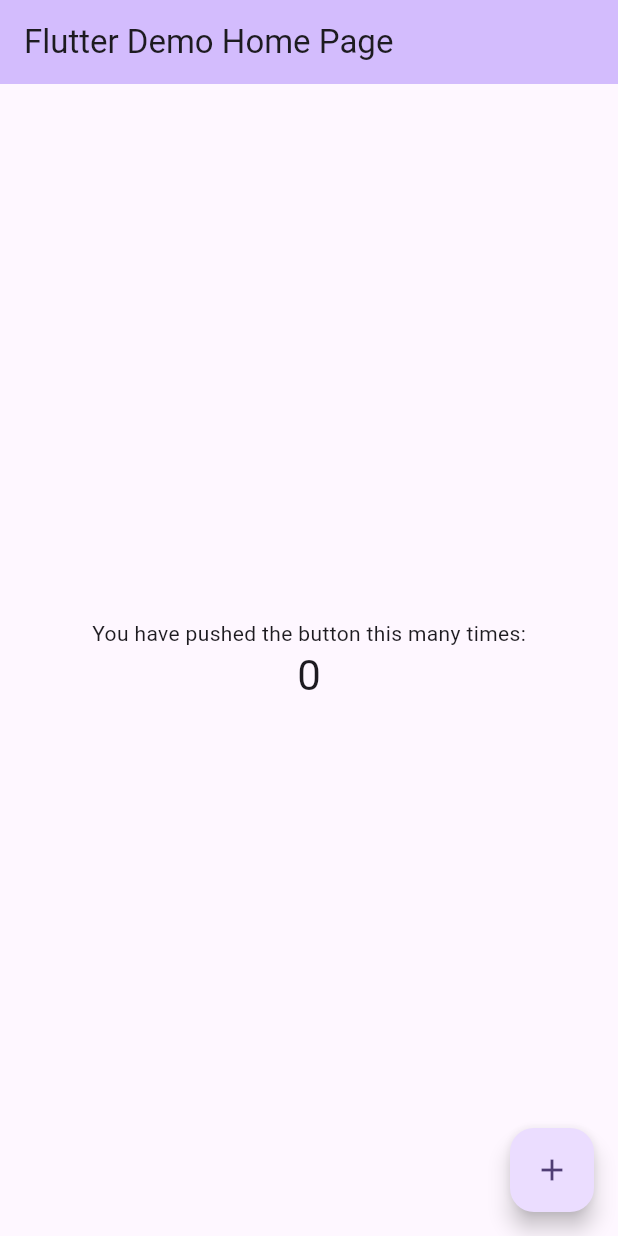
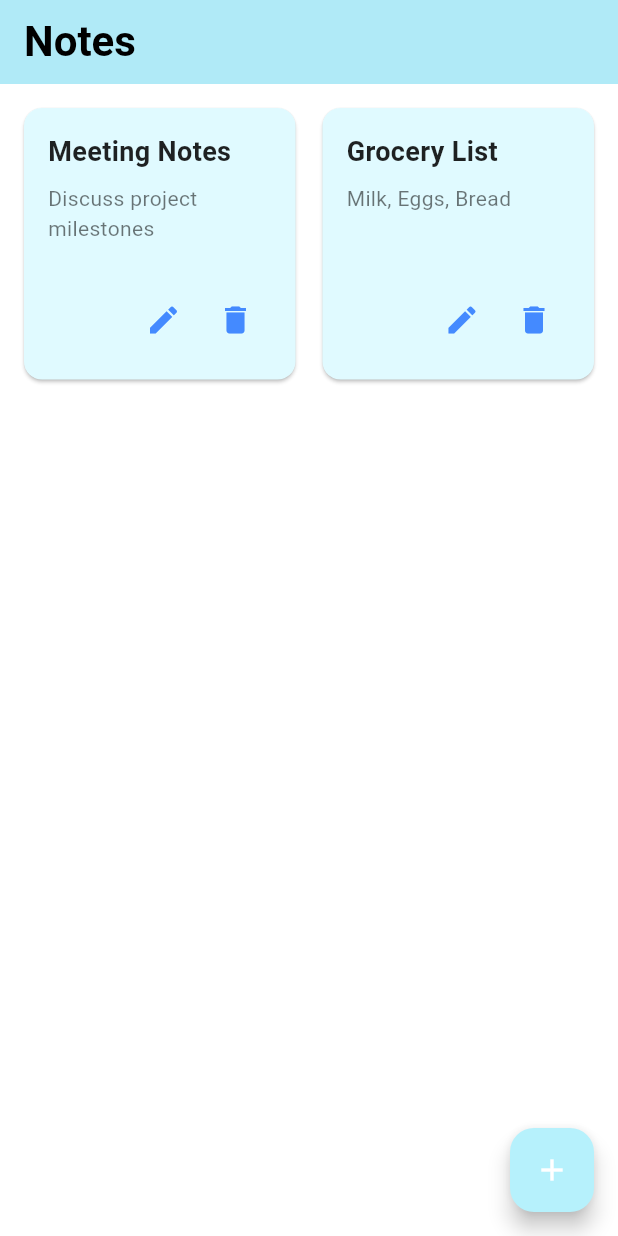
Before and after one commit to karinar4/Assignment-1-PPB, a Flutter app: the screen it shows after launch, on a phone screen of 412 x 824 dp. Run offline on Flutter 3.47's test engine with Material 3 defaults, Android fonts, the phone set to English and light mode, and no system bars.

Commit message:
feat: note app

```diff
--- a/lib/main.dart
+++ b/lib/main.dart
@@ -1,4 +1,6 @@
 import 'package:flutter/material.dart';
+import 'note.dart';
+import 'note_card.dart';
 
 void main() {
   runApp(const MyApp());
@@ -7,116 +9,137 @@ void main() {
 class MyApp extends StatelessWidget {
   const MyApp({super.key});
 
-  // This widget is the root of your application.
   @override
   Widget build(BuildContext context) {
     return MaterialApp(
-      title: 'Flutter Demo',
+      title: 'Notes App',
       theme: ThemeData(
-        // This is the theme of your application.
-        //
-        // TRY THIS: Try running your application with "flutter run". You'll see
-        // the application has a purple toolbar. Then, without quitting the app,
-        // try changing the seedColor in the colorScheme below to Colors.green
-        // and then invoke "hot reload" (save your changes or press the "hot
-        // reload" button in a Flutter-supported IDE, or press "r" if you used
-        // the command line to start the app).
-        //
-        // Notice that the counter didn't reset back to zero; the application
-        // state is not lost during the reload. To reset the state, use hot
-        // restart instead.
-        //
-        // This works for code too, not just values: Most code changes can be
-        // tested with just a hot reload.
-        colorScheme: ColorScheme.fromSeed(seedColor: Colors.deepPurple),
+        colorScheme: ColorScheme.fromSeed(seedColor: Colors.blueAccent),
+        scaffoldBackgroundColor: Colors.white,
+        useMaterial3: true,
       ),
-      home: const MyHomePage(title: 'Flutter Demo Home Page'),
+      home: const NotesApp(),
     );
   }
 }
 
-class MyHomePage extends StatefulWidget {
-  const MyHomePage({super.key, required this.title});
-
-  // This widget is the home page of your application. It is stateful, meaning
-  // that it has a State object (defined below) that contains fields that affect
-  // how it looks.
-
-  // This class is the configuration for the state. It holds the values (in this
-  // case the title) provided by the parent (in this case the App widget) and
-  // used by the build method of the State. Fields in a Widget subclass are
-  // always marked "final".
-
-  final String title;
+class NotesApp extends StatefulWidget {
+  const NotesApp({super.key});
 
   @override
-  State<MyHomePage> createState() => _MyHomePageState();
+  _NotesAppState createState() => _NotesAppState();
 }
 
-class _MyHomePageState extends State<MyHomePage> {
-  int _counter = 0;
+class _NotesAppState extends State<NotesApp> {
+  List<Note> notes = [
+    Note(title: 'Meeting Notes', content: 'Discuss project milestones'),
+    Note(title: 'Grocery List', content: 'Milk, Eggs, Bread'),
+  ];
 
-  void _incrementCounter() {
-    setState(() {
-      // This call to setState tells the Flutter framework that something has
-      // changed in this State, which causes it to rerun the build method below
-      // so that the display can reflect the updated values. If we changed
-      // _counter without calling setState(), then the build method would not be
-      // called again, and so nothing would appear to happen.
-      _counter++;
-    });
+  void _addNote() {
+    TextEditingController titleController = TextEditingController();
+    TextEditingController contentController = TextEditingController();
+
+    showDialog(
+      context: context,
+      builder: (context) {
+        return AlertDialog(
+          title: const Text('Add Note', style: TextStyle(fontWeight: FontWeight.bold)),
+          content: Column(
+            mainAxisSize: MainAxisSize.min,
+            children: [
+              TextField(controller: titleController, decoration: const InputDecoration(labelText: 'Title')),
+              TextField(controller: contentController, decoration: const InputDecoration(labelText: 'Content')),
+            ],
+          ),
+          actions: [
+            TextButton(
+              onPressed: () {
+                if (titleController.text.isNotEmpty && contentController.text.isNotEmpty) {
+                  setState(() {
+                    notes.add(Note(title: titleController.text, content: contentController.text));
+                  });
+                }
+                Navigator.of(context).pop();
+              },
+              child: const Text('Add', style: TextStyle(color: Colors.blueAccent)),
+            ),
+          ],
+        );
+      },
+    );
+  }
+
+  void _editNote(Note note) {
+    TextEditingController titleController = TextEditingController(text: note.title);
+    TextEditingController contentController = TextEditingController(text: note.content);
+
+    showDialog(
+      context: context,
+      builder: (context) {
+        return AlertDialog(
+          title: const Text('Edit Note', style: TextStyle(fontWeight: FontWeight.bold)),
+          content: Column(
+            mainAxisSize: MainAxisSize.min,
+            children: [
+              TextField(controller: titleController, decoration: const InputDecoration(labelText: 'Title')),
+              TextField(controller: contentController, decoration: const InputDecoration(labelText: 'Content')),
+            ],
+          ),
+          actions: [
+            TextButton(
+              onPressed: () {
+                setState(() {
+                  note.title = titleController.text;
+                  note.content = contentController.text;
+                });
+                Navigator.of(context).pop();
+              },
+              child: const Text('Save', style: TextStyle(color: Colors.blueAccent)),
+            ),
+          ],
+        );
+      },
+    );
   }
 
   @override
   Widget build(BuildContext context) {
-    // This method is rerun every time setState is called, for instance as done
-    // by the _incrementCounter method above.
-    //
-    // The Flutter framework has been optimized to make rerunning build methods
-    // fast, so that you can just rebuild anything that needs updating rather
-    // than having to individually change instances of widgets.
     return Scaffold(
       appBar: AppBar(
-        // TRY THIS: Try changing the color here to a specific color (to
-        // Colors.amber, perhaps?) and trigger a hot reload to see the AppBar
-        // change color while the other colors stay the same.
-        backgroundColor: Theme.of(context).colorScheme.inversePrimary,
-        // Here we take the value from the MyHomePage object that was created by
-        // the App.build method, and use it to set our appbar title.
-        title: Text(widget.title),
+        title: const Text('Notes', style: TextStyle(fontWeight: FontWeight.bold, color: Colors.black, fontSize: 28)),
+        backgroundColor: Color(0xFFb6f1fc),
+        elevation: 1,
+        automaticallyImplyLeading: false,
       ),
-      body: Center(
-        // Center is a layout widget. It takes a single child and positions it
-        // in the middle of the parent.
-        child: Column(
-          // Column is also a layout widget. It takes a list of children and
-          // arranges them vertically. By default, it sizes itself to fit its
-          // children horizontally, and tries to be as tall as its parent.
-          //
-          // Column has various properties to control how it sizes itself and
-          // how it positions its children. Here we use mainAxisAlignment to
-          // center the children vertically; the main axis here is the vertical
-          // axis because Columns are vertical (the cross axis would be
-          // horizontal).
-          //
-          // TRY THIS: Invoke "debug painting" (choose the "Toggle Debug Paint"
-          // action in the IDE, or press "p" in the console), to see the
-          // wireframe for each widget.
-          mainAxisAlignment: MainAxisAlignment.center,
-          children: <Widget>[
-            const Text('You have pushed the button this many times:'),
-            Text(
-              '$_counter',
-              style: Theme.of(context).textTheme.headlineMedium,
-            ),
-          ],
+      body: Padding(
+        padding: const EdgeInsets.all(12.0),
+        child: GridView.builder(
+          gridDelegate: const SliverGridDelegateWithFixedCrossAxisCount(
+            crossAxisCount: 2,
+            crossAxisSpacing: 10,
+            mainAxisSpacing: 10,
+          ),
+          itemCount: notes.length,
+          itemBuilder: (context, index) {
+            return NoteCard(
+              note: notes[index],
+              editNote: _editNote,
+              deleteNote: () {
+                setState(() {
+                  notes.removeAt(index);
+                });
+              },
+            );
+          },
         ),
       ),
       floatingActionButton: FloatingActionButton(
-        onPressed: _incrementCounter,
-        tooltip: 'Increment',
-        child: const Icon(Icons.add),
-      ), // This trailing comma makes auto-formatting nicer for build methods.
+        onPressed: _addNote,
+        tooltip: 'Add Note',
+        backgroundColor: Color(0xFFb6f1fc),
+        child: const Icon(Icons.add, color: Colors.white),
+      ),
     );
   }
 }
--- /dev/null
+++ b/lib/note.dart
@@ -0,0 +1,6 @@
+class Note {
+  String title;
+  String content;
+
+  Note({required this.title, required this.content});
+}
--- /dev/null
+++ b/lib/note_card.dart
@@ -0,0 +1,56 @@
+import 'package:flutter/material.dart';
+import 'note.dart';
+
+class NoteCard extends StatelessWidget {
+  final Note note;
+  final VoidCallback deleteNote;
+  final Function(Note) editNote;
+
+  NoteCard({required this.note, required this.deleteNote, required this.editNote});
+
+  @override
+  Widget build(BuildContext context) {
+    return Card(
+      shape: RoundedRectangleBorder(borderRadius: BorderRadius.circular(12)),
+      elevation: 1,
+      color: Color(0xFFe0faff),
+      child: Padding(
+        padding: const EdgeInsets.all(16.0),
+        child: Column(
+          crossAxisAlignment: CrossAxisAlignment.start,
+          children: [
+            Text(
+              note.title,
+              style: TextStyle(fontSize: 18, fontWeight: FontWeight.bold, color: Colors.black87),
+              maxLines: 1,
+              overflow: TextOverflow.ellipsis,
+            ),
+            const SizedBox(height: 8),
+            Expanded(
+              child: Text(
+                note.content,
+                maxLines: 4,
+                overflow: TextOverflow.ellipsis,
+                style: TextStyle(color: Colors.black54, fontSize: 14),
+              ),
+            ),
+            const SizedBox(height: 8),
+            Row(
+              mainAxisAlignment: MainAxisAlignment.end,
+              children: [
+                IconButton(
+                  icon: const Icon(Icons.edit, color: Colors.blueAccent),
+                  onPressed: () => editNote(note),
+                ),
+                IconButton(
+                  icon: const Icon(Icons.delete, color: Colors.blueAccent),
+                  onPressed: deleteNote,
+                ),
+              ],
+            ),
+          ],
+        ),
+      ),
+    );
+  }
+}
```
